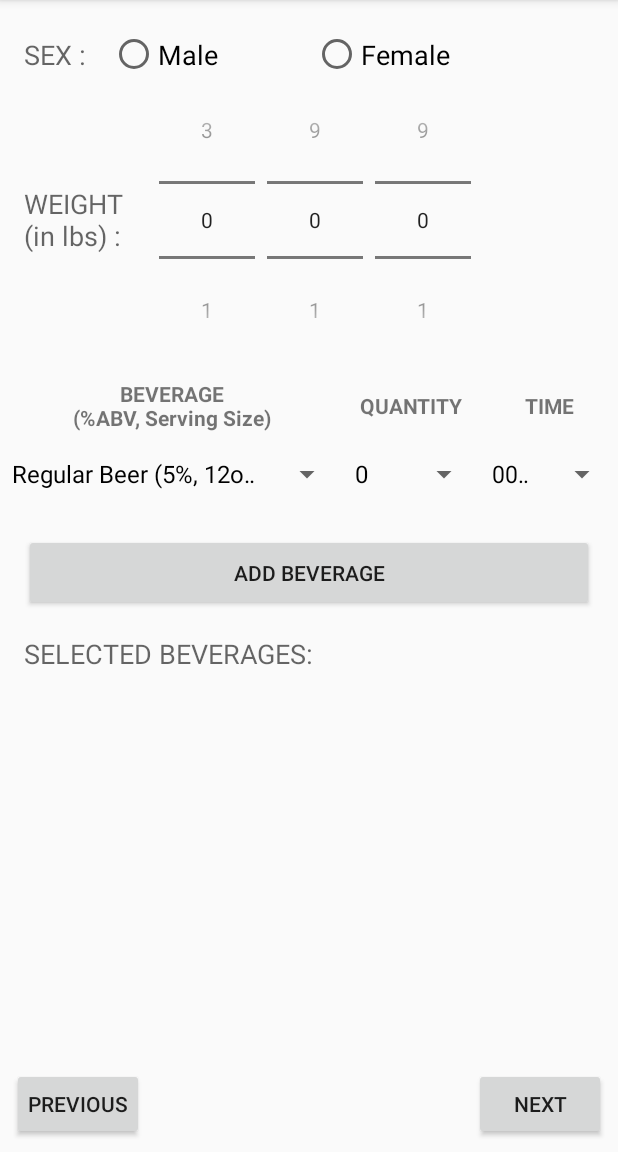
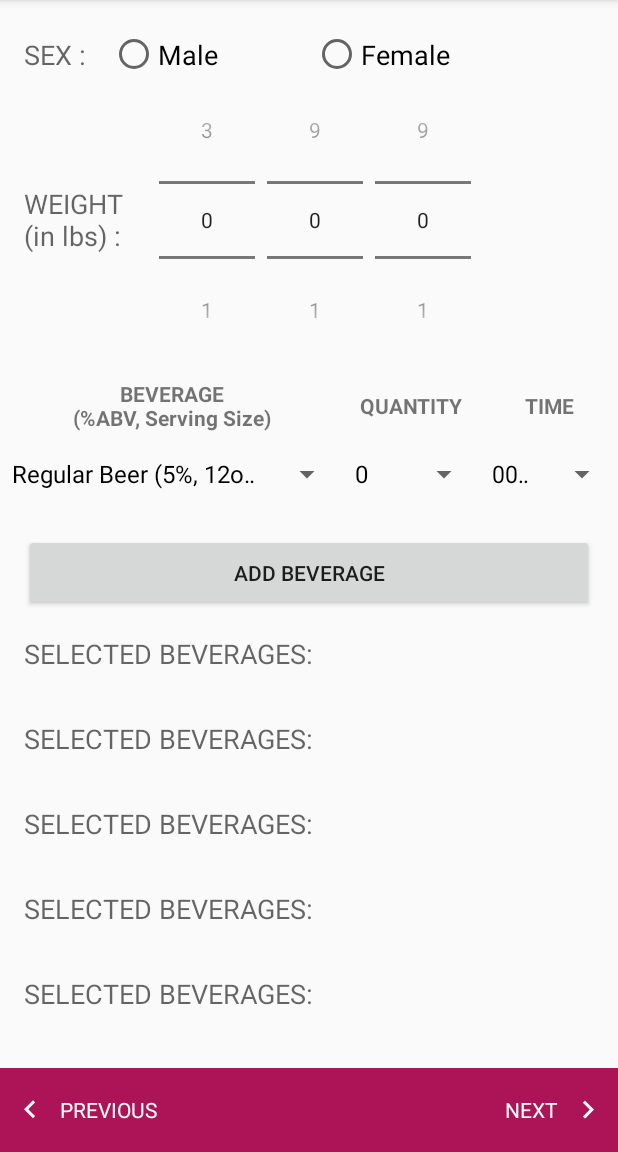
Before and after one commit to asriram1/BUzz_Tracker_Android_App, an Android app: the PacerActivity screen opened directly, with no data from a screen before it, on a phone screen of 412 x 824 dp, the part 84-1236 px from its top. Run offline under Robolectric (Android 15) with nearby library versions, the phone set to English and light mode, and no system bars.

Commit message:
Previous and Next buttons with functionality on a static layer of colorPrimary

```diff
--- a/app/src/main/java/com/example/karanraj/chauhan/courseplanner/PacerActivity.java
+++ b/app/src/main/java/com/example/karanraj/chauhan/courseplanner/PacerActivity.java
@@ -2,7 +2,6 @@ package com.example.karanraj.chauhan.courseplanner;
 
 import android.content.Intent;
 import android.os.Bundle;
-import android.os.Parcelable;
 import android.support.annotation.Nullable;
 import android.support.v7.app.AppCompatActivity;
 import android.util.Log;
@@ -10,15 +9,12 @@ import android.view.View;
 import android.widget.ArrayAdapter;
 import android.widget.Button;
 import android.widget.NumberPicker;
-import android.widget.RadioButton;
 import android.widget.RadioGroup;
 import android.widget.Spinner;
+import android.widget.TextView;
 import android.widget.Toast;
 
 import java.util.ArrayList;
-import java.util.List;
-
-import static android.R.id.list;
 
 /**
  * Created by karanraj
@@ -27,6 +23,7 @@ import static android.R.id.list;
  */
 
 // TODO: 12/7/16 numberpicker disable softkey input
+// TODO: 12/8/16 textview ripples when clicked
 
 
 public class PacerActivity extends AppCompatActivity {
@@ -120,8 +117,16 @@ public class PacerActivity extends AppCompatActivity {
             }
         });
 
-        Button nextButton = (Button) findViewById(R.id.next_button);
-        nextButton.setOnClickListener(new View.OnClickListener() {
+        TextView previousTextView = (TextView) findViewById(R.id.previous_text_view);
+        previousTextView.setOnClickListener(new View.OnClickListener() {
+            @Override
+            public void onClick(View view) {
+               startActivity(new Intent(PacerActivity.this, MainActivity.class));
+            }
+        });
+
+        TextView nextTextView = (TextView) findViewById(R.id.next_text_view);
+        nextTextView.setOnClickListener(new View.OnClickListener() {
             @Override
             public void onClick(View v) {
 
@@ -163,26 +168,4 @@ public class PacerActivity extends AppCompatActivity {
         });
 
     }
-
-//    public void onRadioButtonClicked(View view) {
-//
-//
-//
-//        // Is the button now checked?
-//        boolean checked = ((RadioButton) view).isChecked();
-//
-//        // Check which radio button was clicked
-//        switch(view.getId()) {
-//            case R.id.radio_button_male:
-//                if (checked)
-//                    genderConstant = 0.73;  // standard value for males
-//                break;
-//            case R.id.radio_button_female:
-//                if (checked)
-//                    genderConstant = 0.66;  // standard value for females
-//                break;
-//        }
-//    }
-
-
 }
--- a/app/src/main/res/layout/activity_pacer.xml
+++ b/app/src/main/res/layout/activity_pacer.xml
@@ -193,8 +193,65 @@
                 android:text="SELECTED BEVERAGES:"
                 android:textAppearance="@style/TextAppearance.AppCompat.Medium" />
 
+            <TextView
+                android:layout_width="match_parent"
+                android:layout_height="wrap_content"
+                android:padding="16dp"
+                android:text="SELECTED BEVERAGES:"
+                android:textAppearance="@style/TextAppearance.AppCompat.Medium" />
+
+            <TextView
+                android:layout_width="match_parent"
+                android:layout_height="wrap_content"
+                android:padding="16dp"
+                android:text="SELECTED BEVERAGES:"
+                android:textAppearance="@style/TextAppearance.AppCompat.Medium" />
+
+            <TextView
+                android:layout_width="match_parent"
+                android:layout_height="wrap_content"
+                android:padding="16dp"
+                android:text="SELECTED BEVERAGES:"
+                android:textAppearance="@style/TextAppearance.AppCompat.Medium" />
+
+            <TextView
+                android:layout_width="match_parent"
+                android:layout_height="wrap_content"
+                android:padding="16dp"
+                android:text="SELECTED BEVERAGES:"
+                android:textAppearance="@style/TextAppearance.AppCompat.Medium" />
+
+            <TextView
+                android:layout_width="match_parent"
+                android:layout_height="wrap_content"
+                android:padding="16dp"
+                android:text="SELECTED BEVERAGES:"
+                android:textAppearance="@style/TextAppearance.AppCompat.Medium" />
+
+            <TextView
+                android:layout_width="match_parent"
+                android:layout_height="wrap_content"
+                android:padding="16dp"
+                android:text="SELECTED BEVERAGES:"
+                android:textAppearance="@style/TextAppearance.AppCompat.Medium" />
+
+            <TextView
+                android:layout_width="match_parent"
+                android:layout_height="wrap_content"
+                android:padding="16dp"
+                android:text="SELECTED BEVERAGES:"
+                android:textAppearance="@style/TextAppearance.AppCompat.Medium" />
+
+            <TextView
+                android:layout_width="match_parent"
+                android:layout_height="wrap_content"
+                android:padding="16dp"
+                android:text="SELECTED BEVERAGES:"
+                android:textAppearance="@style/TextAppearance.AppCompat.Medium" />
+
             <android.support.v7.widget.RecyclerView
-                android:id="@+id/seleceted_beverages_recycler_view"
+                android:padding="8dp"
+                android:id="@+id/selected_beverages_recycler_view"
                 android:layout_width="match_parent"
                 android:layout_height="wrap_content" />
 
@@ -203,28 +260,53 @@
     </android.support.v4.widget.NestedScrollView>
 
     <RelativeLayout
+        android:background="@color/colorPrimary"
         android:layout_alignParentBottom="true"
         android:layout_width="match_parent"
         android:layout_height="wrap_content"
         android:padding="8dp">
 
-        <Button
-            android:id="@+id/previos_button"
+        <ImageView
+            android:paddingTop="8dp"
+            android:paddingBottom="8dp"
+            android:layout_alignParentLeft="true"
+            android:id="@+id/previous_arrow_image_view"
             android:layout_width="wrap_content"
             android:layout_height="wrap_content"
-            android:layout_alignParentLeft="true"
+            android:scaleType="fitCenter"
+            android:src="@drawable/ic_keyboard_arrow_left_white_24dp"/>
+
+        <TextView
+            android:textColor="#FFFFFF"
+            android:id="@+id/previous_text_view"
+            android:layout_width="wrap_content"
+            android:layout_height="wrap_content"
+            android:layout_toRightOf="@id/previous_arrow_image_view"
             android:layout_centerVertical="true"
             android:padding="8dp"
-            android:text="Previous" />
+            android:text="PREVIOUS" />
 
-        <Button
-            android:id="@+id/next_button"
+        <ImageView
+            android:layout_alignParentRight="true"
+            android:paddingTop="8dp"
+            android:paddingBottom="8dp"
+            android:id="@+id/next_arrow_image_view"
             android:layout_width="wrap_content"
             android:layout_height="wrap_content"
-            android:layout_alignParentRight="true"
+            android:src="@drawable/ic_keyboard_arrow_right_white_24dp"
+            android:scaleType="fitCenter"/>
+
+        <TextView
+            android:textColor="#FFFFFF"
+            android:id="@+id/next_text_view"
+            android:layout_width="wrap_content"
+            android:layout_height="wrap_content"
+            android:layout_toLeftOf="@id/next_arrow_image_view"
             android:layout_centerVertical="true"
             android:padding="8dp"
-            android:text="Next" />
+            android:text="NEXT" />
+
+
     </RelativeLayout>
 
 </RelativeLayout>
```
Also changed, not shown: app/src/main/res/drawable-hdpi/ic_keyboard_arrow_left_white_24dp.png (added), app/src/main/res/drawable-hdpi/ic_keyboard_arrow_right_white_24dp.png (added), app/src/main/res/drawable-mdpi/ic_keyboard_arrow_left_white_24dp.png (added), app/src/main/res/drawable-mdpi/ic_keyboard_arrow_right_white_24dp.png (added), app/src/main/res/drawable-xhdpi/ic_keyboard_arrow_left_white_24dp.png (added), app/src/main/res/drawable-xhdpi/ic_keyboard_arrow_right_white_24dp.png (added), app/src/main/res/drawable-xxhdpi/ic_keyboard_arrow_left_white_24dp.png (added), app/src/main/res/drawable-xxhdpi/ic_keyboard_arrow_right_white_24dp.png (added), app/src/main/res/drawable-xxxhdpi/ic_keyboard_arrow_left_white_24dp.png (added), app/src/main/res/drawable-xxxhdpi/ic_keyboard_arrow_right_white_24dp.png (added), app/src/main/res/drawable/drawable-hdpi/ic_keyboard_arrow_left_white_24dp.png (added), app/src/main/res/drawable/drawable-mdpi/ic_keyboard_arrow_left_white_24dp.png (added), app/src/main/res/drawable/drawable-xhdpi/ic_keyboard_arrow_left_white_24dp.png (added), app/src/main/res/drawable/drawable-xxhdpi/ic_keyboard_arrow_left_white_24dp.png (added), 1 more files.
